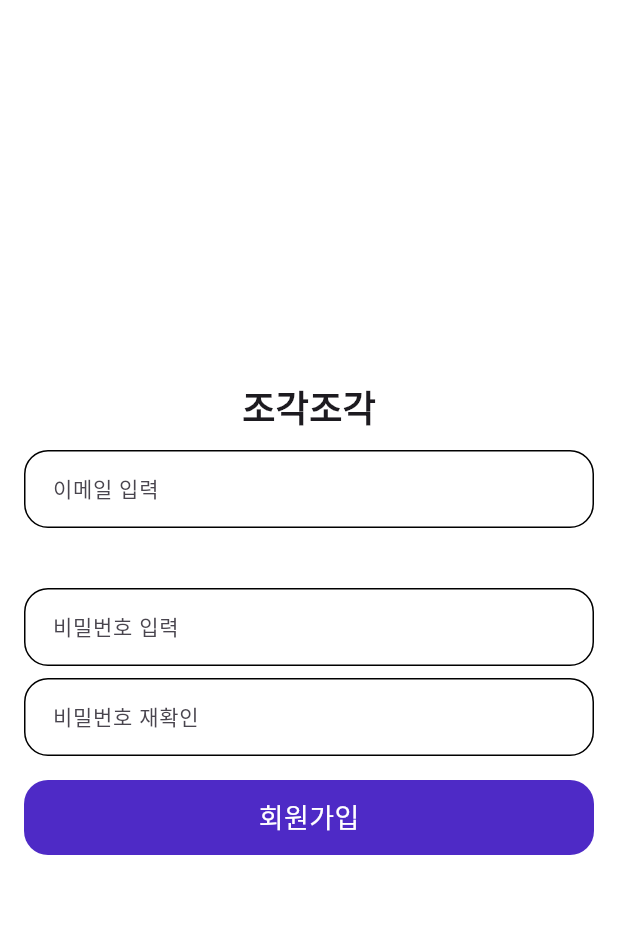
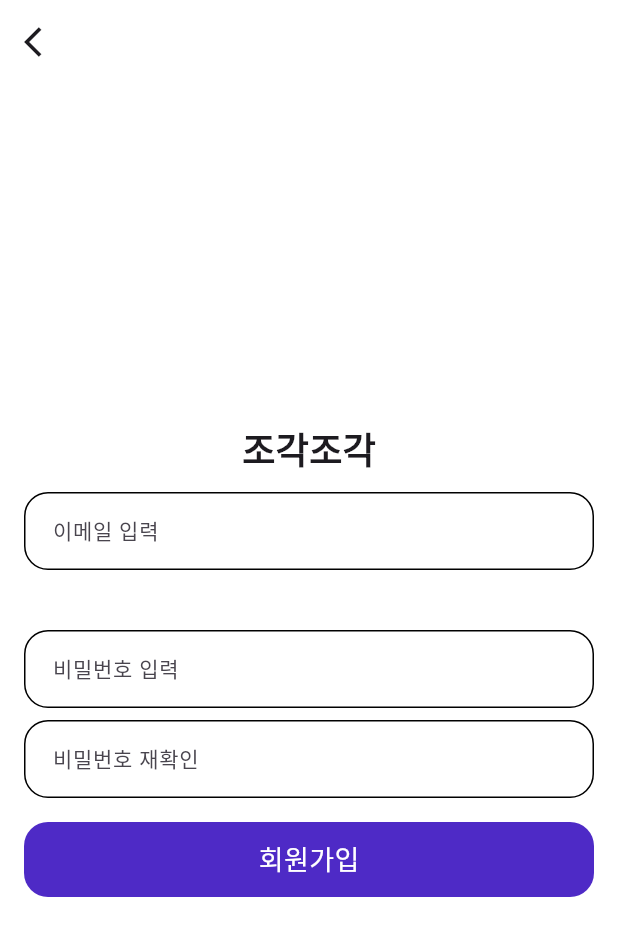
Before and after one commit to Dansot4891/jogak_jogak, a Flutter app: the SignUpPage screen opened by its route, on a phone screen of 412 x 824 dp. Shown: the top 936 px of the screen. Run offline on Flutter 3.47's test engine with Material 3 defaults, Android fonts, the phone set to English and light mode, and no system bars; our stand-ins replace cloud_firestore, firebase_auth, firebase_core, go_router, image_picker; accounts and stored records are empty; generated files the repository leaves out were written again; Roboto replaces fonts that are missing (Pretendard).

Commit message:
[feat] app text style에 appbar style 추가, default appbar 위젯 추가, 회원가입 화면에 뒤로가기 앱바 추가

```diff
--- a/lib/app/style/app_text_style.dart
+++ b/lib/app/style/app_text_style.dart
@@ -18,6 +18,9 @@ abstract class AppTextStyle {
 
   static TextStyle boldStyle(double size, double? height) =>
       baseStyle(size, height).copyWith(fontWeight: FontWeight.w700);
+
+  // appbar
+  static TextStyle appbar = mediumStyle(20, null);
 
   // title
   static TextStyle title1 = boldStyle(24, null);
--- a/lib/presentation/auth/pages/sign_up_page.dart
+++ b/lib/presentation/auth/pages/sign_up_page.dart
@@ -2,6 +2,7 @@ import 'package:flutter/material.dart';
 import 'package:jogak_jogak/app/style/app_text_style.dart';
 import 'package:jogak_jogak/core/util/app_validator.dart';
 import 'package:jogak_jogak/presentation/base/pages/base_page.dart';
+import 'package:jogak_jogak/presentation/base/widgets/appbar/default_appbar.dart';
 import 'package:jogak_jogak/presentation/base/widgets/button/app_button.dart';
 import 'package:jogak_jogak/presentation/base/widgets/text_field/text_field.dart';
 
@@ -21,6 +22,7 @@ class _SignUpPageState extends State<SignUpPage> {
   @override
   Widget build(BuildContext context) {
     return BasePage(
+      appBar: const DefaultAppbar(),
       resizeToAvoidBottomInset: true,
       body: Padding(
         padding: const EdgeInsets.symmetric(horizontal: 16),
--- /dev/null
+++ b/lib/presentation/base/widgets/appbar/default_appbar.dart
@@ -0,0 +1,29 @@
+import 'package:flutter/material.dart';
+import 'package:jogak_jogak/app/router/router.dart';
+import 'package:jogak_jogak/app/style/app_color.dart';
+import 'package:jogak_jogak/app/style/app_text_style.dart';
+
+class DefaultAppbar extends StatelessWidget implements PreferredSizeWidget {
+  final String title;
+  const DefaultAppbar({this.title = '', super.key});
+
+  @override
+  Widget build(BuildContext context) {
+    return PreferredSize(
+      preferredSize: preferredSize,
+      child: AppBar(
+        backgroundColor: AppColor.white,
+        title: Text(title, style: AppTextStyle.appbar),
+        leading: InkWell(
+          onTap: () {
+            pop(context);
+          },
+          child: const Icon(Icons.arrow_back_ios),
+        ),
+      ),
+    );
+  }
+
+  @override
+  Size get preferredSize => const Size.fromHeight(56);
+}
```
